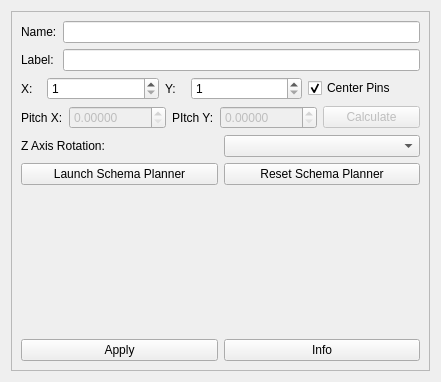
Kitware/SMTK, file smtk/bridge/rgg/plugin/smtkRGGEditAssemblyParameters.ui: the form before one commit.
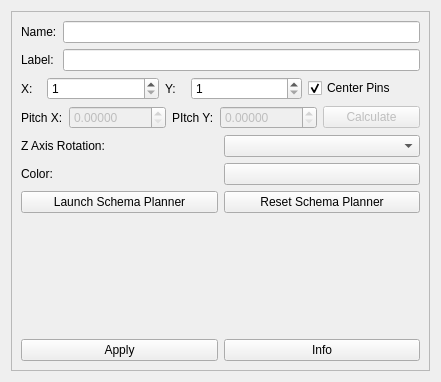
The form after the commit. Custom widgets are drawn as their Qt base class.

Commit message: FEATURE: Use color dialog to select colors for rgg ops

Diff of the .ui file:
```diff
--- a/smtk/bridge/rgg/plugin/smtkRGGEditAssemblyParameters.ui
+++ b/smtk/bridge/rgg/plugin/smtkRGGEditAssemblyParameters.ui
@@ -215,14 +215,14 @@
          <item row="1" column="1">
           <widget class="QComboBox" name="zAxisRotationComboBox"/>
          </item>
-         <item row="2" column="0">
+         <item row="3" column="0">
           <widget class="QPushButton" name="launchSchemaButton">
            <property name="text">
             <string>Launch Schema Planner</string>
            </property>
           </widget>
          </item>
-         <item row="2" column="1">
+         <item row="3" column="1">
           <widget class="QPushButton" name="resetSchemaPlannerButton">
            <property name="toolTip">
             <string>&lt;html&gt;&lt;head/&gt;&lt;body&gt;&lt;p&gt;Reset the Schema Planner to an original state where each apply process would create a new one.&lt;/p&gt;&lt;/body&gt;&lt;/html&gt;</string>
@@ -232,6 +232,20 @@
            </property>
           </widget>
          </item>
+         <item row="2" column="0">
+          <widget class="QLabel" name="colorLabel">
+           <property name="text">
+            <string>Color:</string>
+           </property>
+          </widget>
+         </item>
+         <item row="2" column="1">
+          <widget class="qtColorButton" name="chooseColorButton">
+           <property name="text">
+            <string/>
+           </property>
+          </widget>
+         </item>
         </layout>
        </item>
        <item>
@@ -271,6 +285,13 @@
    </item>
   </layout>
  </widget>
+ <customwidgets>
+  <customwidget>
+   <class>qtColorButton</class>
+   <extends>QPushButton</extends>
+   <header>smtk/bridge/rgg/qt/qtColorButton.h</header>
+  </customwidget>
+ </customwidgets>
  <resources/>
  <connections/>
 </ui>
```
The commit also changes 16 other files.
